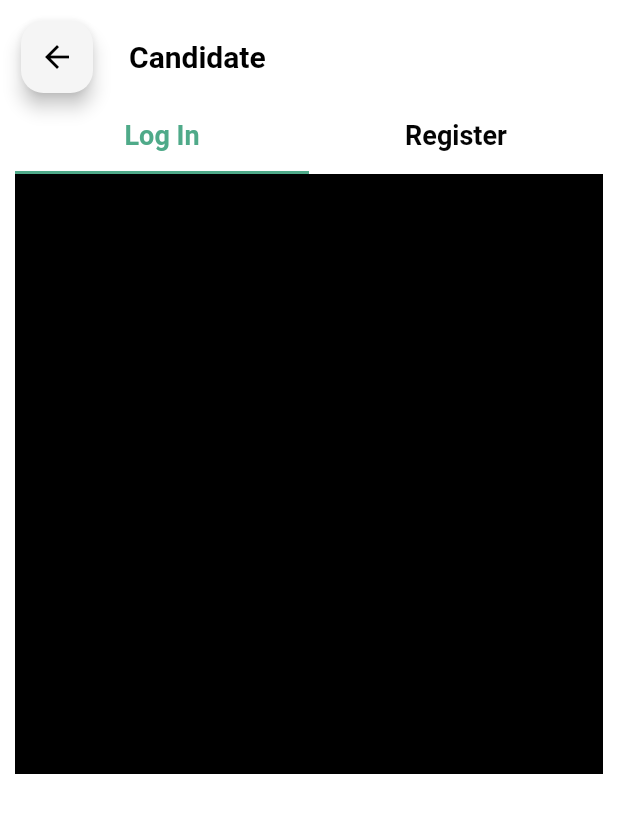
After one commit to raselhossen125/job_finding_ui, a Flutter app: the AuthScreen screen opened by its route, on a phone screen of 412 x 824 dp. The commit adds this screen. Shown: the top 813 px of the screen. Run offline on Flutter 3.47's test engine with Material 2 defaults, Android fonts, the phone set to English and light mode, and no system bars; our stand-ins replace introduction_screen.

Commit message:
auth screen tab bar edit

```diff
--- a/lib/main.dart
+++ b/lib/main.dart
@@ -1,6 +1,7 @@
 // ignore_for_file: prefer_const_constructors
 
 import 'package:flutter/material.dart';
+import 'screen/auth_screen.dart';
 import 'screen/dicition_screen.dart';
 import 'screen/onbordingpage_screen.dart';
 import 'screen/spalash_screen.dart';
@@ -24,6 +25,7 @@ class MyApp extends StatelessWidget {
         '/': (ctx) => SpalashScreen(),
          OnBordingPageScreen.routeName: (ctx) => OnBordingPageScreen(),
          DicitionScreen.routeName: (ctx) => DicitionScreen(),
+         AuthScreen.routeName: (ctx) => AuthScreen(),
       },
     );
   }
--- /dev/null
+++ b/lib/screen/auth_screen.dart
@@ -0,0 +1,82 @@
+// ignore_for_file: prefer_const_constructors, unused_local_variable, use_key_in_widget_constructors, prefer_const_literals_to_create_immutables, no_leading_underscores_for_local_identifiers
+
+import 'package:flutter/material.dart';
+import 'package:job_finding_ui/untils/back_button.dart';
+import 'package:job_finding_ui/untils/colors.dart';
+
+class AuthScreen extends StatefulWidget {
+  static const routeName = 'auth-screen';
+
+  @override
+  State<AuthScreen> createState() => _AuthScreenState();
+}
+
+class _AuthScreenState extends State<AuthScreen>
+    with SingleTickerProviderStateMixin {
+  late TabController _tabController;
+  @override
+  void initState() {
+    _tabController = TabController(length: 2, vsync: this);
+    super.initState();
+  }
+
+  @override
+  Widget build(BuildContext context) {
+    final totalHeight = MediaQuery.of(context).size.height;
+    return Scaffold(
+      backgroundColor: appColor().bgColor,
+      body: SafeArea(
+        child: Padding(
+          padding: EdgeInsets.symmetric(
+            horizontal: 10,
+            vertical: 10,
+          ),
+          child: Column(
+            children: [
+              BackBtn(
+                btnColor: Colors.black,
+                cardColor: appColor().greyColor,
+                title: 'Candidate',
+                titleColor: Colors.black,
+              ),
+              Container(
+                width: double.infinity,
+                height: 50,
+                child: TabBar(
+                  labelColor: appColor().cardColor,
+                  unselectedLabelColor: appColor().btnColor,
+                  labelStyle: TextStyle(fontSize: 18, fontWeight: FontWeight.bold),
+                  indicatorColor: appColor().cardColor,
+                  controller: _tabController,
+                  tabs: [
+                    Tab(
+                      text: "Log In",
+                    ),
+                    Tab(
+                      text: "Register",
+                    ),
+                  ],
+                ),
+              ),
+              Container(
+                width: double.infinity,
+                height: 400,
+                child: TabBarView(
+                  controller: _tabController,
+                  children: [
+                    Container(
+                      color: Colors.black,
+                    ),
+                    Container(
+                      color: Colors.yellow,
+                    )
+                  ],
+                ),
+              )
+            ],
+          ),
+        ),
+      ),
+    );
+  }
+}
--- a/lib/screen/dicition_screen.dart
+++ b/lib/screen/dicition_screen.dart
@@ -1,6 +1,7 @@
 // ignore_for_file: use_key_in_widget_constructors, sized_box_for_whitespace, prefer_const_literals_to_create_immutables, prefer_const_constructors
 
 import 'package:flutter/material.dart';
+import 'package:job_finding_ui/screen/auth_screen.dart';
 import 'package:job_finding_ui/untils/colors.dart';
 
 class DicitionScreen extends StatelessWidget {
@@ -57,7 +58,11 @@ class DicitionScreen extends StatelessWidget {
                       style: TextStyle(fontSize: 20),
                     ),
                   ),
-                  Container(
+                  InkWell(
+                    onTap: () {
+                      Navigator.of(context).pushNamed(AuthScreen.routeName);
+                    },
+                    child: Container(
                       height: halfheight * 0.37,
                       margin: EdgeInsets.only(bottom: halfheight * 0.05),
                       width: double.infinity,
@@ -95,6 +100,7 @@ class DicitionScreen extends StatelessWidget {
                               ),
                             ),
                           ],
+                        ),
                       ),
                     ),
                   ),
--- /dev/null
+++ b/lib/untils/back_button.dart
@@ -0,0 +1,62 @@
+// ignore_for_file: prefer_const_constructors, prefer_const_literals_to_create_immutables, must_be_immutable, use_key_in_widget_constructors
+
+import 'package:flutter/material.dart';
+
+class BackBtn extends StatelessWidget {
+  Color cardColor;
+  Color btnColor;
+  Color titleColor;
+  String title;
+  // Icon icon;
+  // Color iconColor;
+  // Function btnFunction;
+
+  BackBtn({
+    required this.cardColor,
+    required this.btnColor,
+    required this.titleColor,
+    required this.title,
+    // required this.icon,
+    // required this.iconColor,
+    // required this.btnFunction,
+  });
+
+  @override
+  Widget build(BuildContext context) {
+    return Row(
+      children: [
+        Card(
+          elevation: 5,
+          color: cardColor,
+          shape:
+              RoundedRectangleBorder(borderRadius: BorderRadius.circular(15)),
+          child: IconButton(
+            onPressed: () {
+              Navigator.of(context).pop();
+            },
+            icon: Icon(
+              Icons.arrow_back,
+              color: btnColor,
+            ),
+          ),
+        ),
+        SizedBox(
+          width: 20,
+        ),
+        Text(
+          title,
+          style: TextStyle(
+              fontSize: 20, fontWeight: FontWeight.bold, color: titleColor),
+        ),
+        // Spacer(),
+        // IconButton(
+        //   onPressed: () {
+        //     btnFunction;
+        //   },
+        //   icon: icon,
+        //   color: iconColor,
+        // ),
+      ],
+    );
+  }
+}
```
Lines whose indentation alone changed are shown as unchanged.
